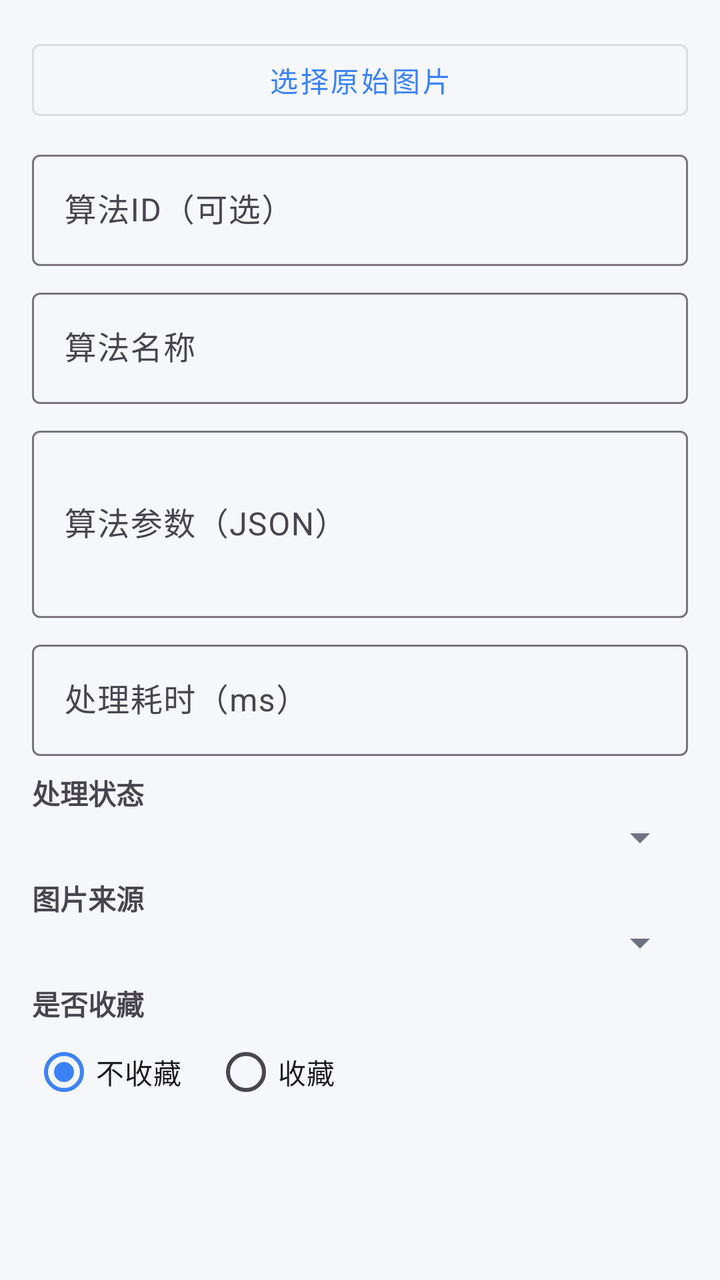
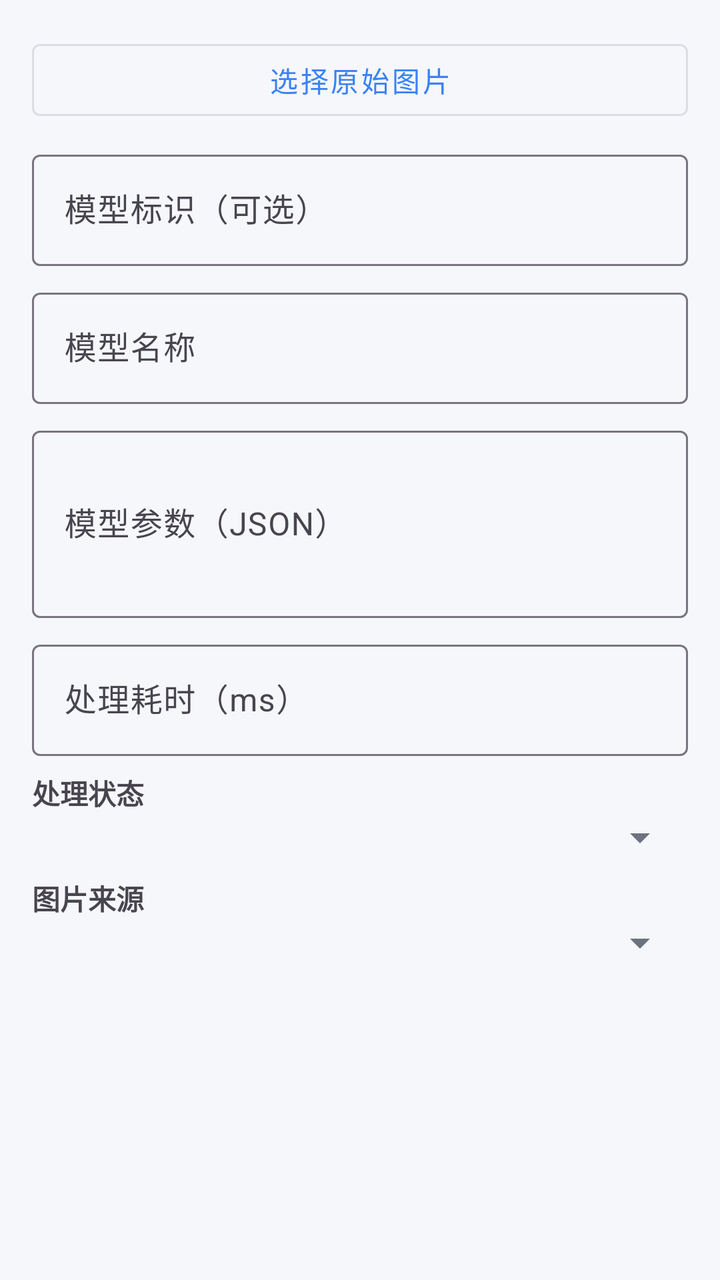

Compare the two renders of this Android layout. The source of the first and the diff that turns it into the second are given below.
<!-- AndroidManifest.xml: application theme Theme.Dehaze -->
<!-- res/layout/dialog_input_history_form.xml -->
<?xml version="1.0" encoding="utf-8"?>
<ScrollView xmlns:android="http://schemas.android.com/apk/res/android"
    android:layout_width="match_parent"
    android:layout_height="wrap_content">

    <LinearLayout
        android:layout_width="match_parent"
        android:layout_height="wrap_content"
        android:orientation="vertical"
        android:padding="16dp">

        <com.google.android.material.button.MaterialButton
            android:id="@+id/btn_pick_image"
            style="@style/Widget.MaterialComponents.Button.OutlinedButton"
            android:layout_width="match_parent"
            android:layout_height="wrap_content"
            android:text="选择原始图片" />

        <TextView
            android:id="@+id/tv_original_url"
            android:layout_width="match_parent"
            android:layout_height="wrap_content"
            android:layout_marginTop="4dp"
            android:textColor="#757575"
            android:textSize="12sp"
            android:visibility="gone" />

        <com.google.android.material.textfield.TextInputLayout
            android:layout_width="match_parent"
            android:layout_height="wrap_content"
            android:layout_marginTop="8dp"
            android:hint="算法ID（可选）">

            <com.google.android.material.textfield.TextInputEditText
                android:id="@+id/et_algorithm_id"
                android:layout_width="match_parent"
                android:layout_height="wrap_content"
                android:inputType="number" />

        </com.google.android.material.textfield.TextInputLayout>

        <com.google.android.material.textfield.TextInputLayout
            android:layout_width="match_parent"
            android:layout_height="wrap_content"
            android:layout_marginTop="8dp"
            android:hint="算法名称">

            <com.google.android.material.textfield.TextInputEditText
                android:id="@+id/et_algorithm_name"
                android:layout_width="match_parent"
                android:layout_height="wrap_content"
                android:inputType="text" />

        </com.google.android.material.textfield.TextInputLayout>

        <com.google.android.material.textfield.TextInputLayout
            android:layout_width="match_parent"
            android:layout_height="wrap_content"
            android:layout_marginTop="8dp"
            android:hint="算法参数（JSON）">

            <com.google.android.material.textfield.TextInputEditText
                android:id="@+id/et_algorithm_params"
                android:layout_width="match_parent"
                android:layout_height="wrap_content"
                android:inputType="textMultiLine"
                android:lines="3" />

        </com.google.android.material.textfield.TextInputLayout>

        <com.google.android.material.textfield.TextInputLayout
            android:layout_width="match_parent"
            android:layout_height="wrap_content"
            android:layout_marginTop="8dp"
            android:hint="处理耗时（ms）">

            <com.google.android.material.textfield.TextInputEditText
                android:id="@+id/et_processing_time"
                android:layout_width="match_parent"
                android:layout_height="wrap_content"
                android:inputType="number" />

        </com.google.android.material.textfield.TextInputLayout>

        <TextView
            android:layout_width="wrap_content"
            android:layout_height="wrap_content"
            android:layout_marginTop="8dp"
            android:text="处理状态"
            android:textStyle="bold" />

        <Spinner
            android:id="@+id/spinner_status"
            android:layout_width="match_parent"
            android:layout_height="wrap_content" />

        <TextView
            android:layout_width="wrap_content"
            android:layout_height="wrap_content"
            android:layout_marginTop="8dp"
            android:text="图片来源"
            android:textStyle="bold" />

        <Spinner
            android:id="@+id/spinner_source"
            android:layout_width="match_parent"
            android:layout_height="wrap_content" />

        <TextView
            android:layout_width="wrap_content"
            android:layout_height="wrap_content"
            android:layout_marginTop="8dp"
            android:text="是否收藏"
            android:textStyle="bold" />

        <RadioGroup
            android:id="@+id/rg_favorite"
            android:layout_width="match_parent"
            android:layout_height="wrap_content"
            android:orientation="horizontal">

            <RadioButton
                android:id="@+id/rb_favorite_no"
                android:layout_width="wrap_content"
                android:layout_height="wrap_content"
                android:checked="true"
                android:text="不收藏" />

            <RadioButton
                android:id="@+id/rb_favorite_yes"
                android:layout_width="wrap_content"
                android:layout_height="wrap_content"
                android:layout_marginStart="16dp"
                android:text="收藏" />
        </RadioGroup>

    </LinearLayout>

</ScrollView>
<!-- resources referenced by this layout -->
<resources>
  <style name="Theme.Dehaze" parent="Base.Theme.Dehaze">
          
          <item name="colorPrimary">@color/brand_primary</item>
          <item name="colorPrimaryVariant">@color/brand_primary_dark</item>
          <item name="colorOnPrimary">@color/white</item>
          <item name="colorSecondary">@color/brand_secondary</item>
          <item name="colorOnSecondary">@color/white</item>
          <item name="android:colorBackground">@color/bg_page</item>
          <item name="colorSurface">@color/bg_card</item>
          <item name="android:statusBarColor">@color/brand_primary</item>
      </style>
  <style name="Base.Theme.Dehaze" parent="Theme.Material3.DayNight.NoActionBar">
          
          <item name="colorPrimary">@color/brand_primary</item>
          <item name="colorPrimaryVariant">@color/brand_primary_dark</item>
          <item name="colorOnPrimary">@color/white</item>
          
          <item name="colorSecondary">@color/brand_secondary</item>
          <item name="colorOnSecondary">@color/white</item>
          
          <item name="android:colorBackground">@color/bg_page</item>
          <item name="colorSurface">@color/bg_card</item>
          <item name="colorOnSurface">@color/text_primary</item>
          
          <item name="colorError">@color/color_error</item>
          
          <item name="android:statusBarColor">@color/brand_primary</item>
          <item name="android:windowLightStatusBar">false</item>
          
          <item name="android:fontFamily">sans-serif</item>
          <item name="android:textColorPrimary">@color/text_primary</item>
          <item name="android:textColorSecondary">@color/text_secondary</item>
      </style>
  <color name="brand_primary">#FF3B82F6</color>
  <color name="brand_primary_dark">#FF6366F1</color>
  <color name="white">#FFFFFFFF</color>
  <color name="brand_secondary">#FF4285F4</color>
  <color name="bg_page">#FFF5F7FA</color>
  <color name="bg_card">#FFFFFFFF</color>
  <color name="text_primary">#FF1F2937</color>
  <color name="color_error">#FFF44336</color>
  <color name="text_secondary">#FF6B7280</color>
</resources>

<!-- the commit's change to res/layout/dialog_input_history_form.xml (unified diff, before → after) -->
@@ -29,10 +29,10 @@
             android:layout_width="match_parent"
             android:layout_height="wrap_content"
             android:layout_marginTop="8dp"
-            android:hint="算法ID（可选）">
+            android:hint="模型标识（可选）">
 
             <com.google.android.material.textfield.TextInputEditText
-                android:id="@+id/et_algorithm_id"
+                android:id="@+id/et_model_id"
                 android:layout_width="match_parent"
                 android:layout_height="wrap_content"
                 android:inputType="number" />
@@ -43,10 +43,10 @@
             android:layout_width="match_parent"
             android:layout_height="wrap_content"
             android:layout_marginTop="8dp"
-            android:hint="算法名称">
+            android:hint="模型名称">
 
             <com.google.android.material.textfield.TextInputEditText
-                android:id="@+id/et_algorithm_name"
+                android:id="@+id/et_model_name"
                 android:layout_width="match_parent"
                 android:layout_height="wrap_content"
                 android:inputType="text" />
@@ -57,10 +57,10 @@
             android:layout_width="match_parent"
             android:layout_height="wrap_content"
             android:layout_marginTop="8dp"
-            android:hint="算法参数（JSON）">
+            android:hint="模型参数（JSON）">
 
             <com.google.android.material.textfield.TextInputEditText
-                android:id="@+id/et_algorithm_params"
+                android:id="@+id/et_model_params"
                 android:layout_width="match_parent"
                 android:layout_height="wrap_content"
                 android:inputType="textMultiLine"
@@ -106,34 +106,6 @@
             android:layout_width="match_parent"
             android:layout_height="wrap_content" />
 
-        <TextView
-            android:layout_width="wrap_content"
-            android:layout_height="wrap_content"
-            android:layout_marginTop="8dp"
-            android:text="是否收藏"
-            android:textStyle="bold" />
-
-        <RadioGroup
-            android:id="@+id/rg_favorite"
-            android:layout_width="match_parent"
-            android:layout_height="wrap_content"
-            android:orientation="horizontal">
-
-            <RadioButton
-                android:id="@+id/rb_favorite_no"
-                android:layout_width="wrap_content"
-                android:layout_height="wrap_content"
-                android:checked="true"
-                android:text="不收藏" />
-
-            <RadioButton
-                android:id="@+id/rb_favorite_yes"
-                android:layout_width="wrap_content"
-                android:layout_height="wrap_content"
-                android:layout_marginStart="16dp"
-                android:text="收藏" />
-        </RadioGroup>
-
     </LinearLayout>
 
 </ScrollView>
